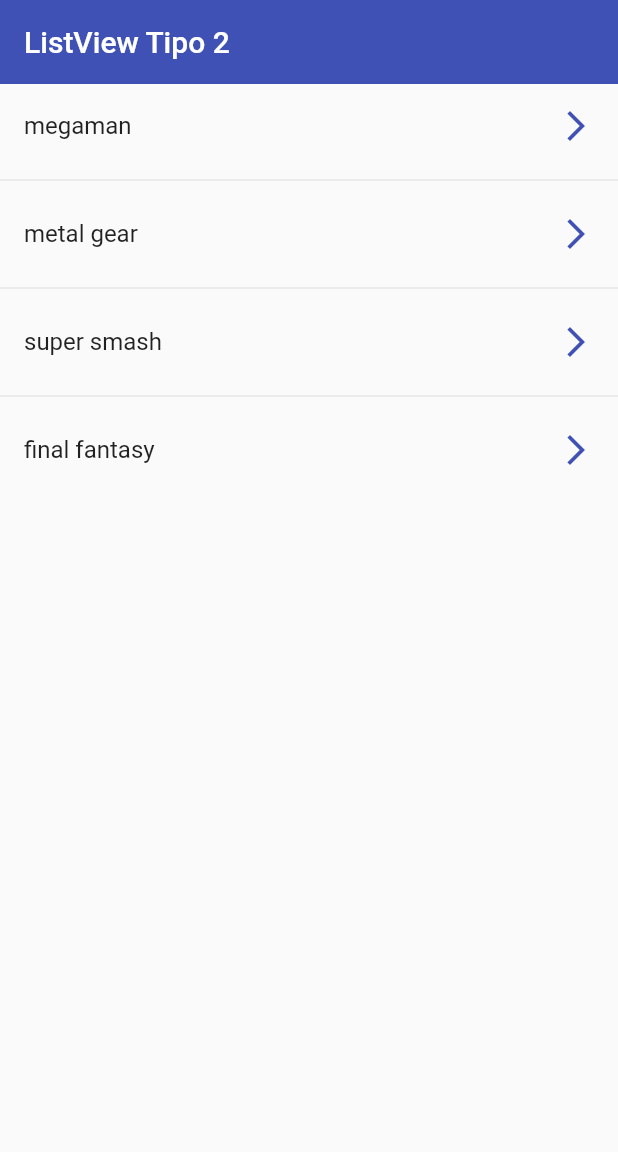
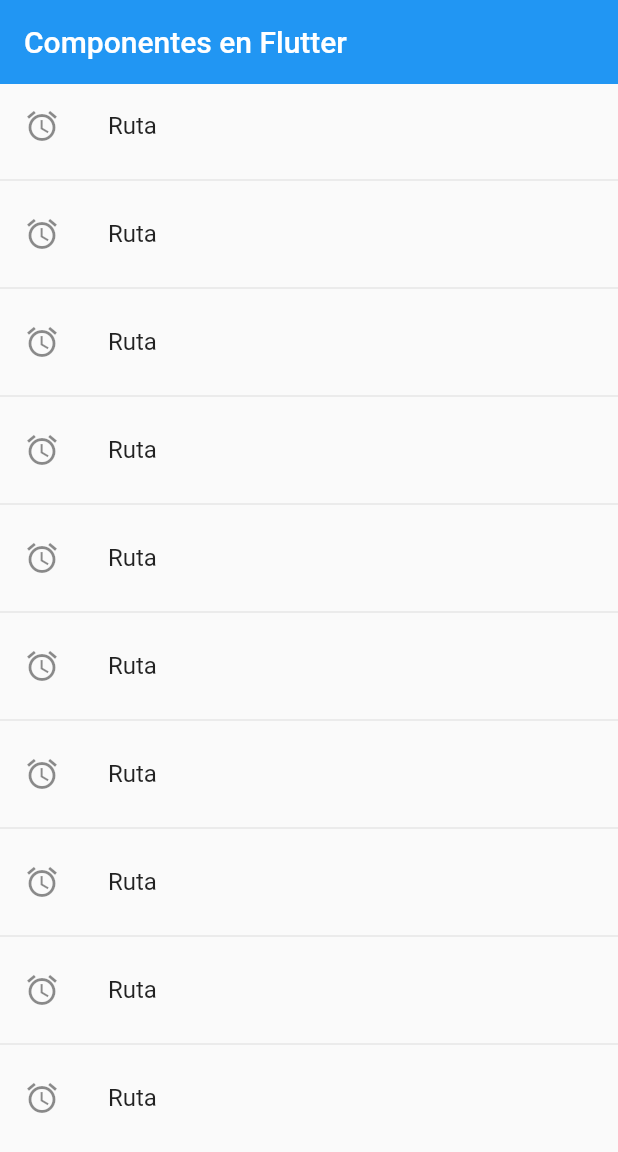
Before and after one commit to thevoidloop/flutterComponents, a Flutter app: the screen it shows after launch, on a phone screen of 412 x 824 dp. Shown: the top 1152 px of the screen. Run offline on Flutter 3.47's test engine with Material 2 defaults, Android fonts, the phone set to English and light mode, and no system bars.

Commit message:
Agregamos navegacion de routas

```diff
--- a/lib/main.dart
+++ b/lib/main.dart
@@ -1,7 +1,6 @@
 import 'package:flutter/material.dart';
 
-import 'package:fluttercomponents/screens/listview1_screen.dart';
-import 'package:fluttercomponents/screens/listview2_screen.dart';
+import 'screens/screens.dart';
 
 void main() => runApp(const MyApp());
 
@@ -10,9 +9,23 @@
 
   @override
   Widget build(BuildContext context) {
-    return const MaterialApp(
-        debugShowCheckedModeBanner: false,
-        title: 'Material App',
-        home: Listview2Screen());
+    return MaterialApp(
+      debugShowCheckedModeBanner: false,
+      title: 'Material App',
+      //home: const Listview2Screen(),
+      initialRoute: 'home',
+      routes: {
+        'home': (context) => const HomeScreen(),
+        'listView1': (context) => const Listview1Screen(),
+        'listView2': (context) => const Listview2Screen(),
+        'alert': (context) => const AlertScreen(),
+        'card': (context) => const CardScreen()
+      },
+      onGenerateRoute: (settings) {
+        return MaterialPageRoute(
+          builder: (context) => const AlertScreen(),
+        );
+      },
+    );
   }
 }
--- /dev/null
+++ b/lib/screens/home_screen.dart
@@ -0,0 +1,24 @@
+import 'package:flutter/material.dart';
+
+class HomeScreen extends StatelessWidget {
+  const HomeScreen({Key? key}) : super(key: key);
+
+  @override
+  Widget build(BuildContext context) {
+    return Scaffold(
+        appBar: AppBar(
+          title: const Text('Componentes en Flutter'),
+          elevation: 0,
+        ),
+        body: ListView.separated(
+            itemBuilder: (context, index) => ListTile(
+                  title: const Text('Ruta'),
+                  leading: const Icon(Icons.access_alarm),
+                  onTap: () {
+                    Navigator.pushNamed(context, 'card1');
+                  },
+                ),
+            separatorBuilder: (_, __) => const Divider(),
+            itemCount: 10));
+  }
+}
--- a/lib/screens/listview2_screen.dart
+++ b/lib/screens/listview2_screen.dart
@@ -14,21 +14,24 @@
   Widget build(BuildContext context) {
     return Scaffold(
         appBar: AppBar(
-          title: const Text('ListView Tipo 2'),
+          title: const Text(
+            'ListView Tipo 2',
+            style: TextStyle(fontSize: 24),
+          ),
           elevation: 0,
           backgroundColor: Colors.indigo,
         ),
         body: ListView.separated(
             itemBuilder: (context, index) => ListTile(
-                  title: Text(option[index]),
+                  title: Text(
+                    option[index],
+                    style: const TextStyle(fontSize: 18),
+                  ),
                   trailing: const Icon(
                     Icons.arrow_forward_ios,
                     color: Colors.indigo,
                   ),
-                  onTap: () {
-                    final game = option[index];
-                    print(game);
-                  },
+                  onTap: () {},
                 ),
             separatorBuilder: (_, __) => const Divider(),
             itemCount: option.length));
--- /dev/null
+++ b/lib/screens/screens.dart
@@ -0,0 +1,5 @@
+export 'package:fluttercomponents/screens/alert_screen.dart';
+export 'package:fluttercomponents/screens/card_screen.dart';
+export 'package:fluttercomponents/screens/home_screen.dart';
+export 'package:fluttercomponents/screens/listview1_screen.dart';
+export 'package:fluttercomponents/screens/listview2_screen.dart';
```
Also changed, not shown: lib/screens/alert_screen.dart (added, +14 -0 lines), lib/screens/card_screen.dart (added, +14 -0 lines).
